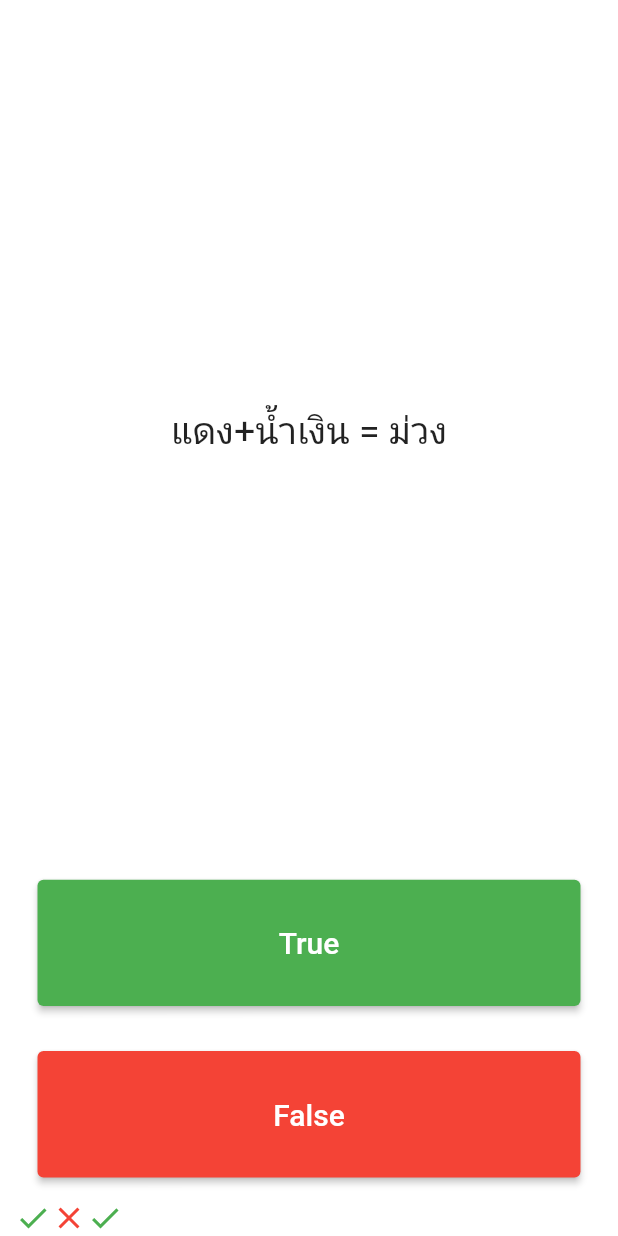
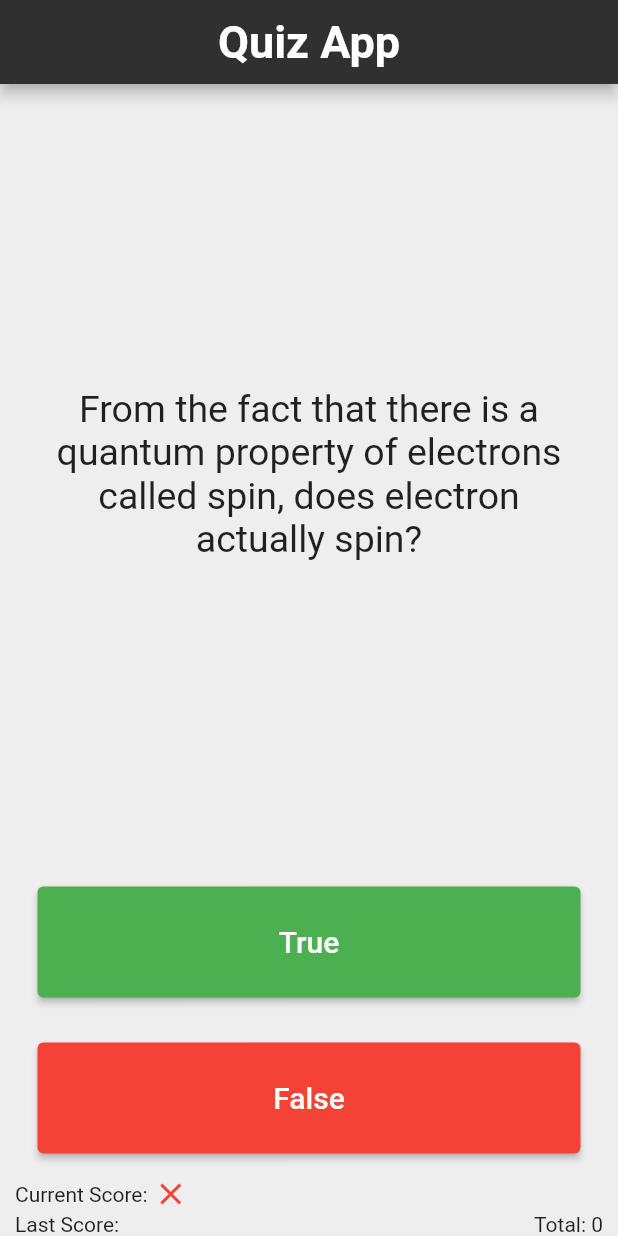
Before and after one commit to WingedSeal/my_quizapp, a Flutter app: the screen it shows after launch, after a tap on "True", on a phone screen of 412 x 824 dp. Run offline on Flutter 3.47's test engine with Material 2 defaults, Android fonts, the phone set to English and light mode, and no system bars.

Commit message:
Everything in a single commit

```diff
--- a/lib/main.dart
+++ b/lib/main.dart
@@ -1,15 +1,29 @@
 import 'package:flutter/material.dart';
 
-void main() => runApp(Quizzler());
+void main() => runApp(const Quizzler());
+
+class Question {
+  final bool answer;
+  final String question;
+  const Question(this.question, this.answer);
+}
 
 class Quizzler extends StatelessWidget {
+  const Quizzler({Key? key}) : super(key: key);
+
   @override
   Widget build(BuildContext context) {
     return MaterialApp(
       home: Scaffold(
-        //TODO: 6.ปรับปรุง UI ตามชอบ
-        backgroundColor: Colors.white,
-        body: SafeArea(
+        backgroundColor: Colors.grey[200],
+        appBar: AppBar(
+            centerTitle: true,
+            title: const Text(
+              "Quiz App",
+              style: TextStyle(fontWeight: FontWeight.bold, fontSize: 30),
+            ),
+            backgroundColor: Colors.grey[850]),
+        body: const SafeArea(
           child: Padding(
             padding: EdgeInsets.symmetric(horizontal: 10.0),
             child: QuizPage(),
@@ -21,33 +35,65 @@ class Quizzler extends StatelessWidget {
 }
 
 class QuizPage extends StatefulWidget {
+  const QuizPage({Key? key}) : super(key: key);
+
   @override
   _QuizPageState createState() => _QuizPageState();
 }
 
 class _QuizPageState extends State<QuizPage> {
-  //create an empty list
-  //TODO: 2.ปรับปรุงให้ scoreKeeper ให้เริ่มต้นเป็นลิสต์ว่าง
-  List<Icon> scoreKeeper = [
-    Icon(
-      Icons.check,
-      color: Colors.green,
-    ),
-    Icon(
-      Icons.close,
-      color: Colors.red,
-    ),
+  List<Icon> scoreKeeper = [];
+  List<Icon> lastScoreKeeper = [];
+  List<Question> questions = const [
+    Question(
+        'Bob bought 10 apples, for 5\$ each. Is temperature at the surface of the sun more than 6,600 Celsius?',
+        false),
+    Question(
+        'From the fact that there is a quantum property of electrons called spin, does electron actually spin?',
+        false),
+    Question(
+        'In python programming lanuage, you can put as many "yield" keyword as you want in a function.',
+        true),
+    Question('Github was created in 2007.', false),
+    Question(
+        'In python programming lanuage, default of "str(object)" will call "__str__" and then "__repr__" if that "__str__" method is not found.',
+        true),
+    Question('HTML with CSS is turing complete.', true),
+    Question('Does every program that works on C work on C++?', false),
+    Question('"React" is a frontend framework.', false),
+    Question('Squirrel can survive impacts at their terminal velocity.', true),
   ];
 
-  //TODO: 4.ปรับปรุงคำถามและคำตอบที่สอดคล้องกัน โดยให้มีคำถาม-คำตอบอย่างน้อย 5 ข้อ อาจเป็นคำถามใหม่ทั้งหมดก็ได้
-  List<String> questions = [
-    '1 + 1 = 2',
-    'แดง+น้ำเงิน = ม่วง',
-    'คาร์บอนเป็นธาตุอโลหะ',
-  ];
-  List<bool> answers = [true, true, true];
+  int questionNumber = 0;
+  int score = 0;
+  int lastScore = 0;
 
-  int questionNumber = 0;
+  void processAnswer(bool isCorrect) {
+    setState(() {
+      if (isCorrect) {
+        score += 1;
+        scoreKeeper.add(Icon(
+          Icons.check,
+          color: Colors.green[800],
+        ));
+      } else {
+        scoreKeeper.add(const Icon(
+          Icons.close,
+          color: Colors.red,
+        ));
+      }
+      // Next Question
+      if (questionNumber < questions.length - 1) {
+        questionNumber++;
+      } else {
+        lastScoreKeeper = scoreKeeper;
+        lastScore = score;
+        scoreKeeper = [];
+        questionNumber = 0;
+        score = 0;
+      }
+    });
+  }
 
   @override
   Widget build(BuildContext context) {
@@ -55,17 +101,15 @@ class _QuizPageState extends State<QuizPage> {
       mainAxisAlignment: MainAxisAlignment.spaceBetween,
       crossAxisAlignment: CrossAxisAlignment.stretch,
       children: <Widget>[
-        //TODO: 5.แสดงผลคะแนนที่ได้ กำหนดให้ตอบถูกต้องในแต่ละข้อจะได้ 1 คะแนน (นักเรียนอาจต้องเขียนโปรแกรมในส่วนอื่นด้วย เพื่อสามารถแสดงผลคะแนนที่ถูกต้อง)
-
         Expanded(
           flex: 5,
           child: Padding(
-            padding: EdgeInsets.all(10.0),
+            padding: const EdgeInsets.all(10.0),
             child: Center(
               child: Text(
-                questions[questionNumber],
+                questions[questionNumber].question,
                 textAlign: TextAlign.center,
-                style: TextStyle(
+                style: const TextStyle(
                   fontSize: 25.0,
                   color: Colors.black87,
                 ),
@@ -75,12 +119,10 @@ class _QuizPageState extends State<QuizPage> {
         ),
         Expanded(
           child: Padding(
-            padding: EdgeInsets.all(15.0),
+            padding: const EdgeInsets.all(15.0),
             child: ElevatedButton(
-              style: ElevatedButton.styleFrom(
-                  primary: Colors.green
-              ),
-              child: Text(
+              style: ElevatedButton.styleFrom(primary: Colors.green),
+              child: const Text(
                 'True',
                 style: TextStyle(
                   color: Colors.white,
@@ -88,39 +130,18 @@ class _QuizPageState extends State<QuizPage> {
                 ),
               ),
               onPressed: () {
-                bool correctAnswer = answers[questionNumber];
-                if (correctAnswer==true) {
-                  setState(() {
-                    //เมื่อกดปุ่ม True เพิ่มข้อมูลเข้าไปในลิสต์ scoreKeeper โดยใช้ add method
-                    scoreKeeper.add(
-                        Icon(
-                          Icons.check,
-                          color: Colors.green,
-                        ));
-                    //ตรวจสอบว่าข้อคำถามจะไม่เกิน index
-                    if (questionNumber < questions.length-1) {
-                      questionNumber++;
-                    }
-                    else {
-                      //TODO: 1.ถ้าคำถามหมดแล้ว ให้เริ่มต้นใหม่ โดยกลับไปที่คำถามเดิมและเคลียร์ scoreKeeper ด้วย
-
-                    }
-
-                  });
-                }
+                processAnswer(questions[questionNumber].answer);
               },
             ),
           ),
         ),
         Expanded(
           child: Padding(
-            padding: EdgeInsets.all(15.0),
+            padding: const EdgeInsets.all(15.0),
             child: ElevatedButton(
               // color: Colors.red,
-              style: ElevatedButton.styleFrom(
-                primary: Colors.red
-              ),
-              child: Text(
+              style: ElevatedButton.styleFrom(primary: Colors.red),
+              child: const Text(
                 'False',
                 style: TextStyle(
                   fontSize: 20.0,
@@ -128,15 +149,35 @@ class _QuizPageState extends State<QuizPage> {
                 ),
               ),
               onPressed: () {
-                //TODO: 3.ปรับปรุงโค้ด เมื่อกดปุ่ม False แล้วให้มีการทำงานในลักษณะเดียวกับปุ่ม True
-
+                processAnswer(!questions[questionNumber].answer);
               },
             ),
           ),
         ),
         //แสดงผล icon สำหรับ scoreKeeper
-        Row(
-          children: scoreKeeper,
+        Column(
+          children: [
+            Row(
+              children: [
+                const Text("Current Score: "),
+                Row(
+                  children: scoreKeeper,
+                ),
+              ],
+            ),
+            Row(
+              children: [
+                const Text("Last Score: "),
+                Row(
+                  children: lastScoreKeeper,
+                ),
+                const Expanded(
+                  child: SizedBox(),
+                ),
+                Text("Total: $lastScore"),
+              ],
+            ),
+          ],
         )
       ],
     );
```
